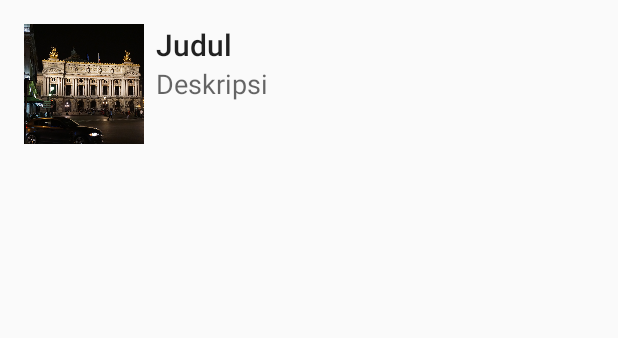
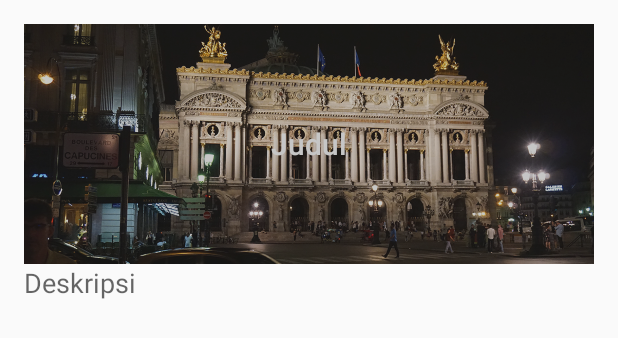
Before and after one commit to mufidfaizin/RecyclerView2, an Android app: the layout item_list.xml on its own in the app's theme, with its tools: preview values and no code run, on a phone screen of 412 x 824 dp. Shown: the top 338 px of the screen. Run offline under Robolectric (Android 15) with nearby library versions, the phone set to English and light mode, and no system bars.

Commit message:
RecyclerView Grid

```diff
--- a/app/src/main/java/id/sch/smktelkom_mlg/learn/recyclerview2/adapter/HotelAdapter.java
+++ b/app/src/main/java/id/sch/smktelkom_mlg/learn/recyclerview2/adapter/HotelAdapter.java
@@ -37,7 +37,6 @@ public class HotelAdapter extends RecyclerView.Adapter<HotelAdapter.ViewHolder>
 
         Hotel hotel = hotelList.get(position);
         holder.tvJudul.setText(hotel.judul);
-        holder.tvDeskripsi.setText(hotel.deskripsi);
         holder.ivFoto.setImageDrawable(hotel.foto);
     }
 
@@ -53,14 +52,13 @@ public class HotelAdapter extends RecyclerView.Adapter<HotelAdapter.ViewHolder>
     {
         ImageView ivFoto;
         TextView tvJudul;
-        TextView tvDeskripsi;
 
         public ViewHolder(View itemView)
         {
             super(itemView);
             ivFoto = (ImageView) itemView.findViewById(R.id.imageView);
             tvJudul = (TextView) itemView.findViewById(R.id.textViewJudul);
-            tvDeskripsi = (TextView) itemView.findViewById(R.id.textViewDeskripsi);
+
         }
     }
 }
--- a/app/src/main/res/layout/item_list.xml
+++ b/app/src/main/res/layout/item_list.xml
@@ -1,5 +1,6 @@
 <?xml version="1.0" encoding="utf-8"?>
-<RelativeLayout xmlns:android="http://schemas.android.com/apk/res/android"
+<RelativeLayout
+    xmlns:android="http://schemas.android.com/apk/res/android"
     xmlns:tools="http://schemas.android.com/tools"
     android:padding="16dp"
     android:background="?android:attr/selectableItemBackground"
@@ -8,21 +9,16 @@
 
     <ImageView
         android:id="@+id/imageView"
-        android:layout_width="80dp"
-        android:layout_height="80dp"
+        android:layout_width="match_parent"
+        android:layout_height="160dp"
         android:scaleType="centerCrop"
         tools:src="@drawable/a"/>
 
     <TextView
         android:layout_width="match_parent"
-        android:layout_height="wrap_content"
-        android:layout_alignParentTop="true"
-        android:layout_toRightOf="@+id/imageView"
-        android:layout_toEndOf="@id/imageView"
-        android:layout_marginLeft="8dp"
-        android:layout_marginStart="8dp"
-        android:maxLines="1"
-        android:ellipsize="end"
+        android:layout_height="160dp"
+        android:gravity="center"
+        android:textColor="@android:color/white"
         tools:text="Judul"
         android:id="@+id/textViewJudul"
         android:textAppearance="@style/TextAppearance.AppCompat.Title"/>
@@ -38,4 +34,10 @@
         android:ellipsize="end"
         android:textAppearance="@style/TextAppearance.AppCompat.Medium"
         android:id="@+id/textViewDeskripsi"/>
+
+    <ImageView
+        android:layout_width="match_parent"
+        android:layout_height="160dp"
+        android:alpha="0.3"
+        android:background="#424242"/>
 </RelativeLayout>
```
Also changed, not shown: app/src/main/java/id/sch/smktelkom_mlg/learn/recyclerview2/MainActivity.java (+3 -6 lines), 1 other file.
